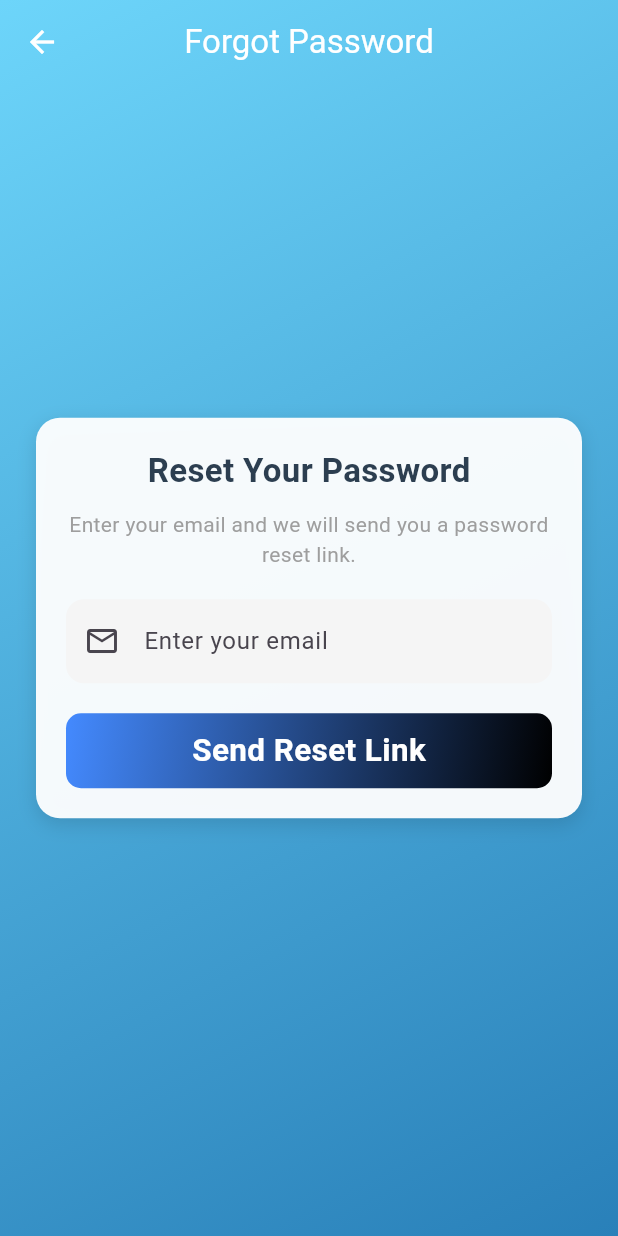
After one commit to ghazanfar-ali-tech/FourMinds_x_Mannabi, a Flutter app: the screen it shows once a user with an empty profile is signed in, after a tap on "Login", after a tap on "Forgot password", on a phone screen of 412 x 824 dp. The commit adds this screen. Run offline on Flutter 3.47's test engine with Material 3 defaults, Android fonts, the light colour scheme and no system bars; our stand-ins replace animated_text_kit, cached_network_image, carousel_slider, cloud_firestore, dropdown_button2, firebase_auth and 10 more; accounts and stored records are empty; network calls fail.

Commit message:
added firebase in app for user authentication

```diff
--- a/task4/mini_shopping_app/lib/main.dart
+++ b/task4/mini_shopping_app/lib/main.dart
@@ -1,9 +1,21 @@
+import 'package:firebase_core/firebase_core.dart';
 import 'package:flutter/material.dart';
+import 'package:flutter/services.dart';
 import 'package:mini_shopping_app/routes/app_route_generator.dart';
 import 'package:mini_shopping_app/routes/app_routes.dart';
 
 
-void main() {
+void main() async{
+  WidgetsFlutterBinding.ensureInitialized();
+  SystemChrome.setPreferredOrientations([DeviceOrientation.portraitUp]);
+  await Firebase.initializeApp(
+      options: const FirebaseOptions(
+      apiKey: "REMOVED",
+      appId: "1:349199240646:android:73bc292b436938defd76c7",
+      messagingSenderId: "349199240646",
+      projectId: "shopingapp-dfb3b",
+    ),
+  );
   runApp(const MyApp());
 }
 
--- a/task4/mini_shopping_app/lib/routes/app_route_generator.dart
+++ b/task4/mini_shopping_app/lib/routes/app_route_generator.dart
@@ -1,6 +1,7 @@
 import 'package:flutter/material.dart';
 import 'package:mini_shopping_app/routes/app_routes.dart';
 import 'package:mini_shopping_app/views/add_products.dart';
+import 'package:mini_shopping_app/views/auth_screens/forgot_password.dart';
 import 'package:mini_shopping_app/views/auth_screens/login_screen.dart';
 import 'package:mini_shopping_app/views/auth_screens/signup.dart';
 import 'package:mini_shopping_app/views/bottom_navigation_page/main_page_screen.dart';
@@ -28,6 +29,9 @@ class AppRouteGenerator {
         return MaterialPageRoute(builder: (_) => const MyProfileScreen());
       case AppRoutes.mainPage:
         return MaterialPageRoute(builder: (_) => const MainPageScreen());
+      case AppRoutes.forgotPassword:
+        return MaterialPageRoute(builder: (_) => const ForgotPasswordScreen());
+
       default:
         return MaterialPageRoute(
           builder: (_) => const Scaffold(
--- a/task4/mini_shopping_app/lib/routes/app_routes.dart
+++ b/task4/mini_shopping_app/lib/routes/app_routes.dart
@@ -7,4 +7,5 @@ class AppRoutes {
   static const String buyNow = '/buyNow';
   static const String myProfile = '/myProfile';
   static const String mainPage = '/mainPage';
+  static const String forgotPassword = '/forgotPassword';
 }
--- /dev/null
+++ b/task4/mini_shopping_app/lib/services/firebase_services.dart
@@ -0,0 +1,30 @@
+import 'dart:async';
+import 'package:firebase_auth/firebase_auth.dart';
+import 'package:flutter/material.dart';
+import 'package:mini_shopping_app/routes/app_routes.dart';
+
+class FireBaseServices {
+  void isLogin(BuildContext context) {
+    final auth = FirebaseAuth.instance;
+    final user = auth.currentUser;
+
+    if (user != null) {
+      Timer(
+        const Duration(seconds: 8),
+        () => Navigator.pushNamedAndRemoveUntil(
+          context,
+          AppRoutes.mainPage,
+          (route) => false,
+        ),
+      );
+    } else {
+      Timer(
+        const Duration(seconds: 8),
+        () => Navigator.pushReplacementNamed(
+          context,
+          AppRoutes.login,
+        ),
+      );
+    }
+  }
+}
--- a/task4/mini_shopping_app/lib/views/add_products.dart
+++ b/task4/mini_shopping_app/lib/views/add_products.dart
@@ -5,7 +5,6 @@ import 'package:flutter/material.dart';
 import 'package:image_picker/image_picker.dart';
 import 'package:mini_shopping_app/models/product_model.dart';
 import 'package:mini_shopping_app/routes/app_routes.dart';
-import 'package:mini_shopping_app/views/saved_product_screen.dart';
 import 'package:mini_shopping_app/widgets/widgets.dart';
 import 'package:path/path.dart' as path;
 import 'package:path_provider/path_provider.dart';
--- /dev/null
+++ b/task4/mini_shopping_app/lib/views/auth_screens/forgot_password.dart
@@ -0,0 +1,121 @@
+import 'package:firebase_auth/firebase_auth.dart';
+import 'package:flutter/material.dart';
+import 'package:mini_shopping_app/widgets/round_button.dart';
+import 'package:mini_shopping_app/widgets/utils.dart';
+
+class ForgotPasswordScreen extends StatefulWidget {
+  const ForgotPasswordScreen({super.key});
+
+  @override
+  State<ForgotPasswordScreen> createState() => _ForgotPasswordScreenState();
+}
+
+class _ForgotPasswordScreenState extends State<ForgotPasswordScreen> {
+  final TextEditingController emailController = TextEditingController();
+  final auth = FirebaseAuth.instance;
+
+  @override
+  Widget build(BuildContext context) {
+    return Scaffold(
+      extendBodyBehindAppBar: true,
+      appBar: AppBar(
+        title: const Text('Forgot Password'),
+        centerTitle: true,
+        backgroundColor: Colors.transparent,
+        elevation: 0,
+        foregroundColor: Colors.white,
+      ),
+      body: Container(
+        width: double.infinity,
+        height: double.infinity,
+        decoration: const BoxDecoration(
+          gradient: LinearGradient(
+            colors: [Color(0xFF6DD5FA), Color(0xFF2980B9)],
+            begin: Alignment.topLeft,
+            end: Alignment.bottomRight,
+          ),
+        ),
+        child: Center(
+          child: Padding(
+            padding: const EdgeInsets.symmetric(horizontal: 24.0),
+            child: Container(
+              padding: const EdgeInsets.all(20),
+              decoration: BoxDecoration(
+                color: Colors.white.withOpacity(0.95),
+                borderRadius: BorderRadius.circular(16),
+                boxShadow: [
+                  BoxShadow(
+                    color: Colors.black12,
+                    blurRadius: 10,
+                    offset: Offset(0, 4),
+                  )
+                ],
+              ),
+              child: Column(
+                mainAxisSize: MainAxisSize.min,
+                children: [
+                  const Text(
+                    'Reset Your Password',
+                    style: TextStyle(
+                      fontSize: 22,
+                      fontWeight: FontWeight.bold,
+                      color: Color(0xFF2C3E50),
+                    ),
+                  ),
+                  const SizedBox(height: 10),
+                  const Text(
+                    'Enter your email and we will send you a password reset link.',
+                    style: TextStyle(
+                      fontSize: 14,
+                      color: Colors.grey,
+                    ),
+                    textAlign: TextAlign.center,
+                  ),
+                  const SizedBox(height: 20),
+                  TextFormField(
+                    controller: emailController,
+                    decoration: InputDecoration(
+                      hintText: 'Enter your email',
+                      prefixIcon: const Icon(Icons.email_outlined),
+                      filled: true,
+                      fillColor: Colors.grey.shade100,
+                      border: OutlineInputBorder(
+                        borderRadius: BorderRadius.circular(12),
+                        borderSide: BorderSide.none,
+                      ),
+                    ),
+                    keyboardType: TextInputType.emailAddress,
+                  ),
+                  const SizedBox(height: 20),
+                  RoundButton(
+                    height: 50,
+                    width: double.infinity,
+                    title: 'Send Reset Link',
+                      gradient: const LinearGradient(
+              colors: [Colors.blueAccent, Colors.black],
+              begin: Alignment.topLeft,
+              end: Alignment.bottomRight,
+          ),
+                    onPress: ()async {
+                      final email = emailController.text.trim();
+                      if (email.isEmpty) {
+                        Utils.toastMessage("Please enter your email.");
+                        return;
+                      }
+                     await auth.sendPasswordResetEmail(email: email).then((value) {
+                        Utils.toastMessage(
+                            'Password reset email sent! Please check your inbox.');
+                      }).onError((error, stackTrace) {
+                        Utils.toastMessage(error.toString());
+                      });
+                    },
+                  ),
+                ],
+              ),
+            ),
+          ),
+        ),
+      ),
+    );
+  }
+}
--- a/task4/mini_shopping_app/lib/views/auth_screens/login_screen.dart
+++ b/task4/mini_shopping_app/lib/views/auth_screens/login_screen.dart
@@ -1,8 +1,9 @@
+import 'package:firebase_auth/firebase_auth.dart';
 import 'package:flutter/material.dart';
-import 'package:flutter_social_button/flutter_social_button.dart';
 import 'package:lottie/lottie.dart';
 import 'package:mini_shopping_app/routes/app_routes.dart';
 import 'package:mini_shopping_app/widgets/gradient_button.dart';
+import 'package:mini_shopping_app/widgets/utils.dart';
 
 
 class LoginScreen extends StatefulWidget {
@@ -13,11 +14,15 @@ class LoginScreen extends StatefulWidget {
 }
 
 class _LoginScreenState extends State<LoginScreen> {
+  double _buttonScale = 1.0;
   bool loading = false;
   final TextEditingController emailController = TextEditingController();
   final TextEditingController passwordController = TextEditingController();
   final _formKey = GlobalKey<FormState>();
+  final  FirebaseAuth auth = FirebaseAuth.instance;
 
+
+  bool _obscurePassword = true;
 
   @override
   void dispose() {
@@ -25,12 +30,29 @@ class _LoginScreenState extends State<LoginScreen> {
     passwordController.dispose();
     super.dispose();
   }
-double _buttonScale = 1.0;
 void login() {
   setState(() {
     loading = true;
   });
 
+  auth.signInWithEmailAndPassword(
+    email: emailController.text.toString(),
+    password: passwordController.text.toString()
+  ).then((value) {
+    Utils.toastMessage(value.user!.email.toString());
+     Navigator.pushNamed(context, AppRoutes.mainPage);
+
+    setState(() {
+      loading = false;
+    });
+  }).onError((error, stackTrace) {
+    debugPrint(error.toString());
+    Utils.toastMessage(error.toString());
+
+    setState(() {
+      loading = false; //=> ensure loading is reset to false in case of error
+    });
+  });
 }
 
 @override
@@ -85,7 +107,6 @@ double _buttonScale = 1.0;
 
 
         ),
-        child: Center(
         child: SingleChildScrollView(
           padding: const EdgeInsets.all(10.0),
           child: Column(
@@ -131,8 +152,6 @@ double _buttonScale = 1.0;
                 ontap: () {
                   if (_formKey.currentState!.validate()) {
                     login();
-                      //Navigator.push(context, MaterialPageRoute(builder: (context) => MainPageScreen()));
-                      Navigator.pushNamed(context, AppRoutes.mainPage);
                   }
 
                 },
@@ -142,7 +161,11 @@ double _buttonScale = 1.0;
                 child: TextButton(
                   onPressed: () {
                   },
-                    child: const Text('Forgot password', style: TextStyle(color: Color.fromARGB(255, 85, 59, 59))),
+                  child: InkWell(
+                    onTap: (){
+                      Navigator.pushNamed(context, AppRoutes.forgotPassword);
+                    },
+                    child: const Text('Forgot password', style: TextStyle(color: Color.fromARGB(255, 85, 59, 59)))),
                 ),
               ),
               SizedBox(height: MediaQuery.of(context).size.height*0.002,),
@@ -205,10 +228,7 @@ double _buttonScale = 1.0;
         ],
                 ),
 
-
-                _signUpOption(context),
             ],
-            ),
           ),
         ),
       ),
@@ -234,13 +254,26 @@ double _buttonScale = 1.0;
   }) {
     return TextFormField(
       controller: controller,
-      obscureText: obscureText,
+      obscureText: hintText == 'Password' ? _obscurePassword : obscureText,
      decoration: InputDecoration(
   prefixIcon: Icon(icon),
   hintText: hintText,
   filled: true,
   fillColor: Colors.white,
-  contentPadding: const EdgeInsets.symmetric(vertical: 16, horizontal: 12), // ✅ Add this line
+  contentPadding: const EdgeInsets.symmetric(vertical: 16, horizontal: 12),
+   suffixIcon: hintText == 'Password'
+          ? IconButton(
+              icon: Icon(
+                _obscurePassword ? Icons.visibility_off : Icons.visibility,
+                color: Colors.grey,
+              ),
+              onPressed: () {
+                setState(() {
+                  _obscurePassword = !_obscurePassword;
+                });
+              },
+            )
+          : null,
   border: OutlineInputBorder(
     borderRadius: BorderRadius.circular(10.0),
     borderSide: BorderSide.none,
@@ -265,36 +298,6 @@ double _buttonScale = 1.0;
  validator: validator,
     );
   }
-Widget _signUpOption(BuildContext context) {
-  return Row(
-    mainAxisAlignment: MainAxisAlignment.center,
-    children: [
-      GestureDetector(
-        onTapDown: (_) => _animateButtonDown(),
-        onTapUp: (_) => _animateButtonUp(context),
-        child: Container(
-          width: MediaQuery.of(context).size.width * 0.7,
-          height: MediaQuery.of(context).size.height * 0.13,
-          child: AnimatedScale(
-            scale: _buttonScale,
-            duration: const Duration(milliseconds: 200),
-            child: FlutterSocialButton(
-              title: 'Sign in with Google',
-              buttonType: ButtonType.google,
-              onTap: () async {
-                try {
-
-                } catch (e) {
-
-                }
-              },
-            ),
-          ),
-        ),
-      ),
-    ],
-  );
-}
 
   void _animateButtonDown() {
     setState(() {
--- a/task4/mini_shopping_app/lib/views/detail_page_screen.dart
+++ b/task4/mini_shopping_app/lib/views/detail_page_screen.dart
@@ -6,7 +6,6 @@ import 'package:google_fonts/google_fonts.dart';
 import 'package:mini_shopping_app/models/cart_models.dart';
 import 'package:mini_shopping_app/routes/app_routes.dart';
 import 'package:mini_shopping_app/services/cart_services.dart';
-import 'package:mini_shopping_app/views/buy_now_screen.dart';
 import 'package:mini_shopping_app/widgets/round_button.dart';
 import 'package:readmore/readmore.dart';
 
--- a/task4/mini_shopping_app/lib/views/saved_product_screen.dart
+++ b/task4/mini_shopping_app/lib/views/saved_product_screen.dart
@@ -1,7 +1,5 @@
 import 'dart:convert';
 import 'dart:io';
-
-import 'package:animations/animations.dart';
 import 'package:carousel_slider/carousel_slider.dart';
 import 'package:flutter/material.dart';
 import 'package:cached_network_image/cached_network_image.dart';
--- a/task4/mini_shopping_app/lib/views/splash_screen.dart
+++ b/task4/mini_shopping_app/lib/views/splash_screen.dart
@@ -1,7 +1,7 @@
 import 'package:flutter/material.dart';
 import 'package:lottie/lottie.dart';
-import 'package:mini_shopping_app/routes/app_routes.dart';
-import 'package:mini_shopping_app/views/auth_screens/login_screen.dart';
+import 'package:mini_shopping_app/services/firebase_services.dart';
+
 
 class SplashScreen extends StatefulWidget {
   const SplashScreen({super.key});
@@ -13,16 +13,11 @@ class SplashScreen extends StatefulWidget {
 class _SplashScreenState extends State<SplashScreen> {
 
 
+ FireBaseServices splashScreen = FireBaseServices();
   @override
   void initState() {
     super.initState();
-
-    WidgetsBinding.instance.addPostFrameCallback((_) {
-      Future.delayed(const Duration(seconds: 10), () {
-      //  Navigator.push(context, MaterialPageRoute(builder: (context) => LoginScreen()));
-         Navigator.pushNamed(context, AppRoutes.login);
-      });
-    });
+    splashScreen.isLogin(context);
   }
 
   @override
@@ -31,7 +26,10 @@ class _SplashScreenState extends State<SplashScreen> {
       // appBar: AppBar(
       //   title: const Text('Splash Screen'),
       // ),
-      body: Center(child: Lottie.asset('assets/lotties/loading_beautiful.json')),
+      // backgroundColor: Color(0xFF008000),
+      body: Center(child: Lottie.asset(
+         width: MediaQuery.of(context).size.width * 0.9,
+        'assets/lotties/loading_beautiful.json')),
     );
   }
 }
--- a/task4/mini_shopping_app/pubspec.yaml
+++ b/task4/mini_shopping_app/pubspec.yaml
@@ -46,8 +46,12 @@ dependencies:
   readmore: ^3.0.0
   animated_text_kit: ^4.2.3
   lottie: ^3.3.1
-  flutter_social_button: ^1.1.6+1
   google_nav_bar: ^5.0.7
+  firebase_database: ^11.3.7
+  firebase_core: ^3.14.0
+  firebase_auth: ^5.6.0
+  fluttertoast: ^8.2.12
+  cloud_firestore: ^5.6.9
 
 dev_dependencies:
   flutter_test:
```
Also changed, not shown: task4/mini_shopping_app/lib/views/auth_screens/signup.dart (+52 -23 lines), task4/mini_shopping_app/lib/views/profile_screen.dart (+69 -14 lines), task4/mini_shopping_app/lib/widgets/utils.dart (added, +17 -0 lines), task4/mini_shopping_app/pubspec.lock, 7 other files. Lines whose indentation alone changed are shown as unchanged.
